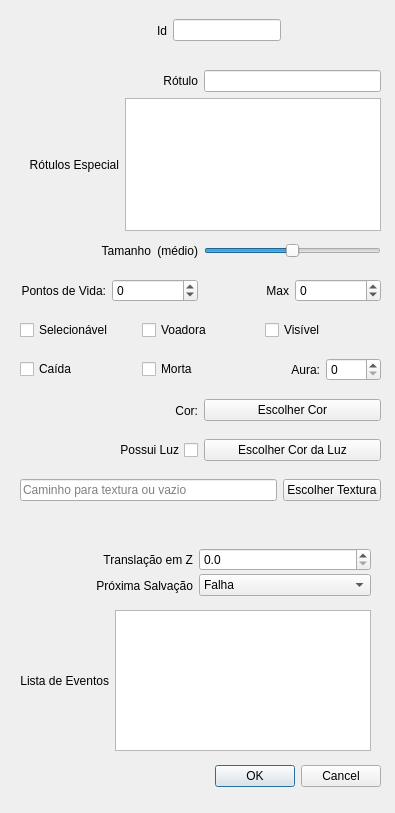
This is ifg/qt/ui/entidade.ui in matferib/tabuleiro-virtual as Qt 5 draws it before an edit. The edited form follows.
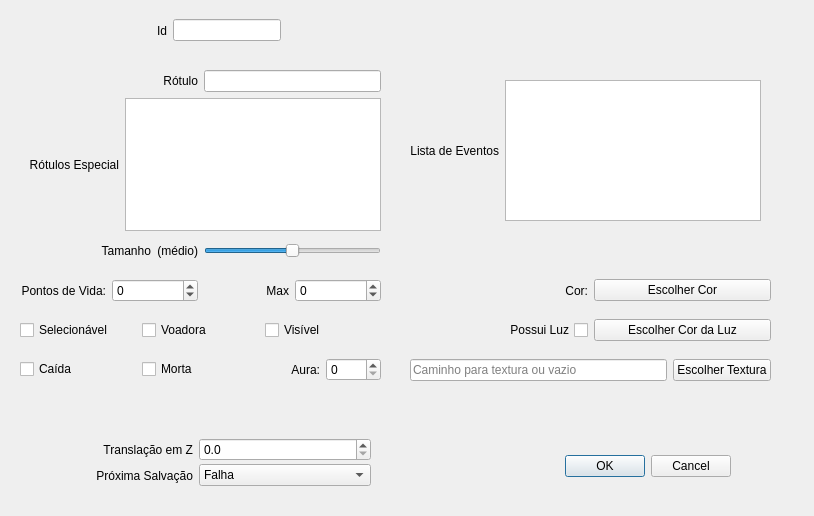
This is the edited form.

Commit message: ui de entidade no qt mais gorda para caber na tela

Patch:
```diff
--- a/ifg/qt/ui/entidade.ui
+++ b/ifg/qt/ui/entidade.ui
@@ -7,8 +7,8 @@
    <rect>
     <x>0</x>
     <y>0</y>
-    <width>395</width>
-    <height>813</height>
+    <width>814</width>
+    <height>516</height>
    </rect>
   </property>
   <property name="windowTitle">
@@ -26,8 +26,8 @@
   <widget class="QDialogButtonBox" name="botoes">
    <property name="geometry">
     <rect>
-     <x>40</x>
-     <y>760</y>
+     <x>390</x>
+     <y>450</y>
      <width>341</width>
      <height>32</height>
     </rect>
@@ -68,8 +68,8 @@
   <widget class="QWidget" name="horizontalLayoutWidget_2">
    <property name="geometry">
     <rect>
-     <x>20</x>
-     <y>390</y>
+     <x>410</x>
+     <y>270</y>
      <width>361</width>
      <height>41</height>
     </rect>
@@ -107,8 +107,8 @@
   <widget class="QWidget" name="horizontalLayoutWidget_3">
    <property name="geometry">
     <rect>
-     <x>20</x>
-     <y>430</y>
+     <x>410</x>
+     <y>310</y>
      <width>361</width>
      <height>41</height>
     </rect>
@@ -209,8 +209,8 @@
   <widget class="QWidget" name="horizontalLayoutWidget_5">
    <property name="geometry">
     <rect>
-     <x>20</x>
-     <y>470</y>
+     <x>410</x>
+     <y>350</y>
      <width>361</width>
      <height>41</height>
     </rect>
@@ -386,7 +386,7 @@
    <property name="geometry">
     <rect>
      <x>20</x>
-     <y>520</y>
+     <y>410</y>
      <width>351</width>
      <height>80</height>
     </rect>
@@ -421,7 +421,7 @@
    <property name="geometry">
     <rect>
      <x>20</x>
-     <y>570</y>
+     <y>460</y>
      <width>351</width>
      <height>31</height>
     </rect>
@@ -531,8 +531,8 @@
   <widget class="QWidget" name="layoutWidget_2">
    <property name="geometry">
     <rect>
-     <x>20</x>
-     <y>610</y>
+     <x>410</x>
+     <y>80</y>
      <width>351</width>
      <height>141</height>
     </rect>
```
Left out of the diff: 45 changed lines with no effect on the pictures. The commit also changes 1 other file.
